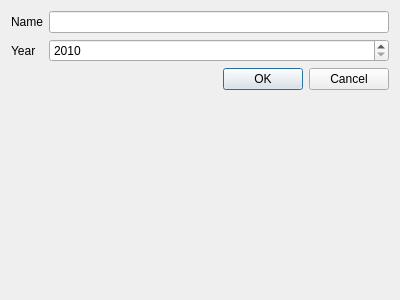
Above: dutchtaxadministrator/gui/designer_files/add_administration.ui from Guthax/DutchTaxAdminstrator before the change. Below: the same form after it.
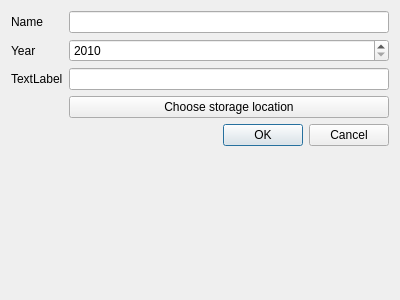
That is the form after the change.

Diff of the .ui file:
```diff
--- a/dutchtaxadministrator/gui/designer_files/add_administration.ui
+++ b/dutchtaxadministrator/gui/designer_files/add_administration.ui
@@ -41,7 +41,7 @@
      </property>
     </widget>
    </item>
-   <item row="2" column="1">
+   <item row="4" column="1">
     <widget class="QDialogButtonBox" name="button_box">
      <property name="orientation">
       <enum>Qt::Orientation::Horizontal</enum>
@@ -51,6 +51,27 @@
      </property>
     </widget>
    </item>
+   <item row="2" column="1">
+    <widget class="QLineEdit" name="storage_location_path_edit">
+     <property name="readOnly">
+      <bool>true</bool>
+     </property>
+    </widget>
+   </item>
+   <item row="2" column="0">
+    <widget class="QLabel" name="storage_location_label">
+     <property name="text">
+      <string>TextLabel</string>
+     </property>
+    </widget>
+   </item>
+   <item row="3" column="1">
+    <widget class="QPushButton" name="storage_location_push_button">
+     <property name="text">
+      <string>Choose storage location</string>
+     </property>
+    </widget>
+   </item>
   </layout>
  </widget>
  <resources/>
```
